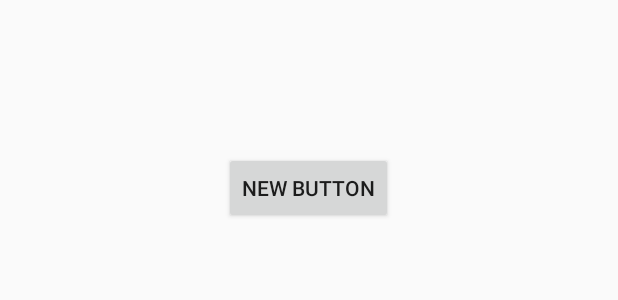
After one commit to aptentity/AndroidDemo, an Android app: the layout activity_blur.xml on its own in the app's theme, with its tools: preview values and no code run, on a phone screen of 412 x 824 dp. The commit adds this screen. Shown: the top 300 px of the screen. Run offline under Robolectric (Android 15) with nearby library versions, the phone set to English and light mode, and no system bars.

Commit message:
模糊效果

```diff
--- a/app/build.gradle
+++ b/app/build.gradle
@@ -55,4 +55,5 @@ dependencies {
     compile files('src/main/libs/nineoldandroids-2.4.0.jar')
     compile 'me.relex:circleindicator:1.1.8@aar'
     compile 'com.orhanobut:logger:1.8'//log输出框架
+    compile 'fr.tvbarthel.blurdialogfragment:lib:2.1.5'
 }
--- a/app/src/main/java/com/borg/mvp/view/MainActivity.java
+++ b/app/src/main/java/com/borg/mvp/view/MainActivity.java
@@ -5,6 +5,8 @@ import android.app.DatePickerDialog;
 import android.app.ProgressDialog;
 import android.graphics.Bitmap;
 import android.graphics.BitmapFactory;
+import android.graphics.Color;
+import android.graphics.drawable.ColorDrawable;
 import android.os.Bundle;
 import android.view.View;
 import android.widget.DatePicker;
@@ -34,7 +36,7 @@ public class MainActivity extends Activity implements ISplashView,View.OnClickLi
 	protected void onCreate(Bundle savedInstanceState) {
 		super.onCreate(savedInstanceState);
 		setContentView(R.layout.activity_mvp);
-
+		getWindow().setBackgroundDrawable(new ColorDrawable(Color.TRANSPARENT));
 		presenter = new SplashPresenter(this);
 		findViewById(R.id.btn_select_date).setOnClickListener(this);
 		findViewById(R.id.btn_select_gender).setOnClickListener(this);
--- /dev/null
+++ b/app/src/main/res/layout/activity_blur.xml
@@ -0,0 +1,20 @@
+<?xml version="1.0" encoding="utf-8"?>
+<RelativeLayout xmlns:android="http://schemas.android.com/apk/res/android"
+    xmlns:tools="http://schemas.android.com/tools"
+    android:layout_width="match_parent"
+    android:layout_height="match_parent"
+    android:paddingBottom="@dimen/activity_vertical_margin"
+    android:paddingLeft="@dimen/activity_horizontal_margin"
+    android:paddingRight="@dimen/activity_horizontal_margin"
+    android:paddingTop="@dimen/activity_vertical_margin"
+    tools:context="com.borg.mvp.view.BlurActivity">
+
+    <Button
+        android:layout_width="wrap_content"
+        android:layout_height="wrap_content"
+        android:text="New Button"
+        android:id="@+id/button3"
+        android:layout_alignParentTop="true"
+        android:layout_centerHorizontal="true"
+        android:layout_marginTop="85dp" />
+</RelativeLayout>
--- a/app/src/main/res/values/colors.xml
+++ b/app/src/main/res/values/colors.xml
@@ -55,4 +55,5 @@
     <color name="green">#34515c</color>
     <color name="green_dark">#1e3e4a</color>
     <color name="white">#fafafa</color>
+    <color name="fridge_transparent">#90000000</color>
 </resources>
--- a/app/src/main/res/values/themes.xml
+++ b/app/src/main/res/values/themes.xml
@@ -13,4 +13,9 @@
     <item name="android:windowNoTitle">true</item>
     <item name="android:windowIsTranslucent">true</item>
   </style>
+  <style name="Theme.Account.Dialog" parent="@style/Base.Theme.AppCompat.Light">
+    <item name="android:windowBackground">@color/fridge_transparent</item>
+    <item name="android:windowIsTranslucent">true</item>
+    <item name="android:windowAnimationStyle">@android:style/Animation.Translucent</item>
+  </style>
 </resources>
```
Also changed, not shown: app/src/main/AndroidManifest.xml (+62 -57 lines), app/src/main/java/com/borg/mvp/utils/StringUtils.java (added, +12 -0 lines), app/src/main/java/com/borg/mvp/view/BlurActivity.java (added, +67 -0 lines).
